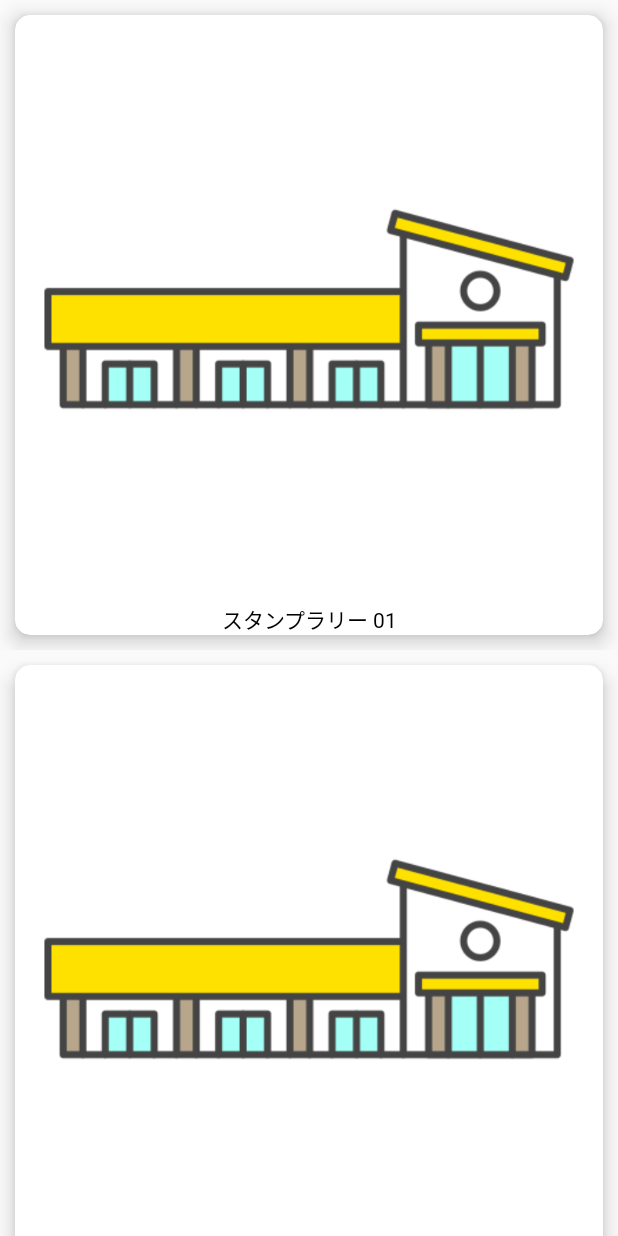
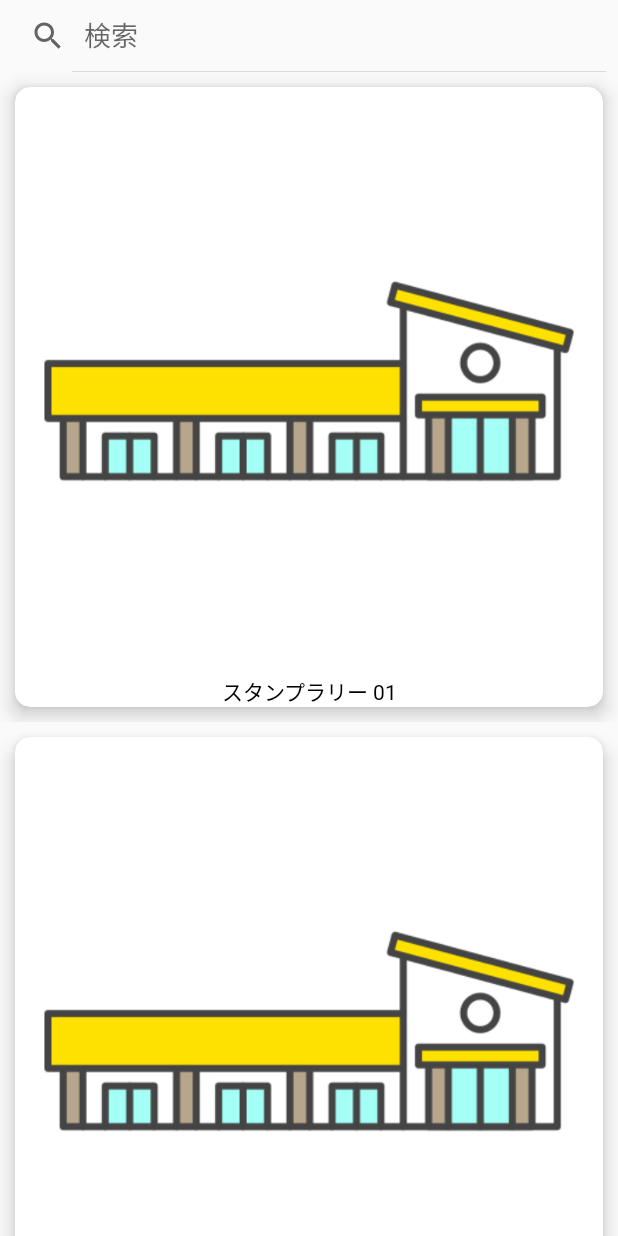
Before and after one commit to x-hajime-yasuda/StampWars_Android, an Android app: the layout fragment_rally_public.xml on its own in the app's theme, with its tools: preview values and no code run, on a phone screen of 412 x 824 dp. Run offline under Robolectric (Android 15) with nearby library versions, the light colour scheme and no system bars.

Commit message:
レイアウトの修正

```diff
--- a/app/src/main/AndroidManifest.xml
+++ b/app/src/main/AndroidManifest.xml
@@ -69,7 +69,8 @@
             android:exported="false" />
         <activity
             android:name=".MainActivity"
-            android:exported="true">
+            android:exported="true"
+            android:windowSoftInputMode="adjustPan">
             <intent-filter>
                 <action android:name="android.intent.action.MAIN" />
 
--- a/app/src/main/res/layout/fragment_rally_public.xml
+++ b/app/src/main/res/layout/fragment_rally_public.xml
@@ -5,11 +5,21 @@
     android:layout_width="match_parent"
     android:layout_height="match_parent">
 
-    <FrameLayout
+    <LinearLayout
         android:id="@+id/list"
         android:layout_width="match_parent"
         android:layout_height="wrap_content"
+        android:orientation="vertical"
+        app:layout_constraintStart_toStartOf="parent"
+        app:layout_constraintTop_toTopOf="parent"
         tools:ignore="MissingConstraints">
+
+        <SearchView
+            android:id="@+id/search"
+            android:layout_width="match_parent"
+            android:layout_height="wrap_content"
+            android:iconifiedByDefault="false"
+            android:queryHint="検索" />
 
         <androidx.recyclerview.widget.RecyclerView
             android:id="@+id/recyclerView"
@@ -21,7 +31,7 @@
             tools:context=".BottomSheetFragment"
             tools:listitem="@layout/fragment_rally_list_dialog_item" />
 
-    </FrameLayout>
+    </LinearLayout>
     <!--
     <FrameLayout
         android:id="@+id/detail"
```
Also changed, not shown: app/src/main/java/jp/co/xpower/cotamp/RallyPublicFragment.kt (+38 -2 lines), app/src/main/res/drawable/button_open_setting.xml (added, +15 -0 lines), app/src/main/res/layout/activity_main.xml (+7 -5 lines), app/src/main/res/drawable/button_move_current_location.xml (renamed from app/src/main/res/drawable/btn_move_current_location.xml).
